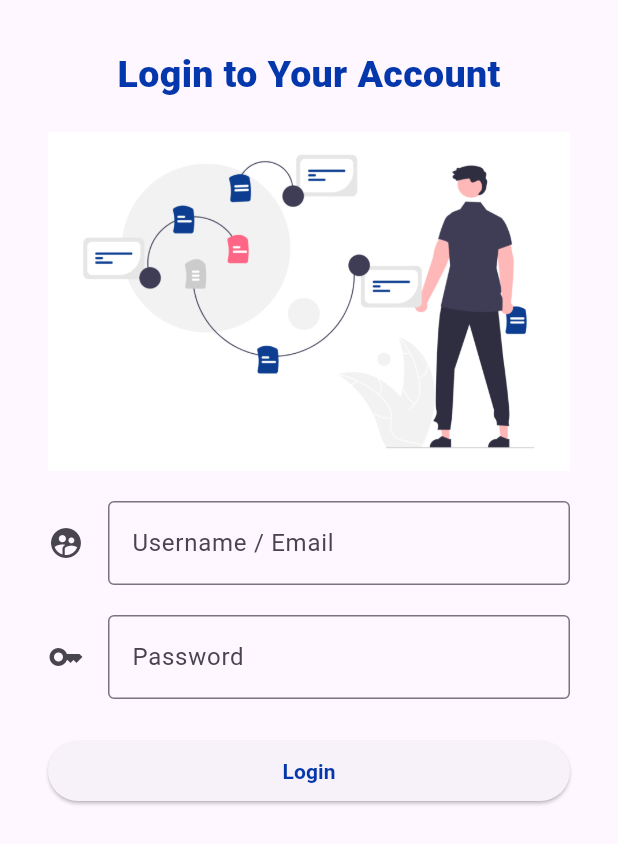
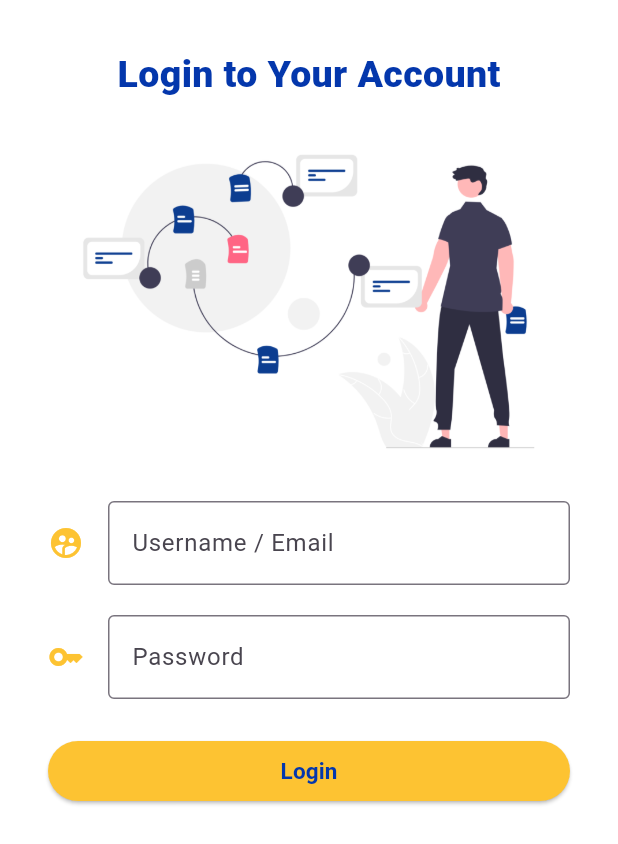
Before and after one commit to ukasyaaah/Flutter-Tiket-Wisata, a Flutter app: the screen it shows after launch, on a phone screen of 412 x 824 dp. Shown: the top 844 px of the screen. Run offline on Flutter 3.47's test engine with Material 3 defaults, Android fonts, the phone set to English and light mode, and no system bars.

Commit message:
Finished Login Form

```diff
--- a/lib/pages/login_form.dart
+++ b/lib/pages/login_form.dart
@@ -7,6 +7,7 @@ class LoginForm extends StatelessWidget {
   @override
   Widget build(BuildContext context) {
     return Scaffold(
+      backgroundColor: Colors.white,
       body: Padding(
         padding: EdgeInsets.all(20),
         child: Padding(
@@ -30,6 +31,7 @@ class LoginForm extends StatelessWidget {
               TextField(
                 decoration: InputDecoration(
                   icon: Icon(Icons.supervised_user_circle),
+                  iconColor: MyColors.ternary,
                   labelText: 'Username / Email',
                   border: OutlineInputBorder(),
                   focusedBorder: OutlineInputBorder(
@@ -42,6 +44,8 @@ class LoginForm extends StatelessWidget {
                 obscureText: true,
                 decoration: InputDecoration(
                   icon: Icon(Icons.key),
+                  iconColor: MyColors.ternary,
+
                   labelText: 'Password',
                   border: OutlineInputBorder(),
                   focusedBorder: OutlineInputBorder(
@@ -54,10 +58,15 @@ class LoginForm extends StatelessWidget {
                 onPressed: () {
                   Navigator.of(context).pushNamed('/mainpage');
                 },
+
+                style: ButtonStyle(
+                  backgroundColor: MaterialStateProperty.all(MyColors.ternary),
+                ),
                 child: Text(
                   'Login',
                   style: TextStyle(
                     fontWeight: FontWeight.bold,
+                    fontSize: 15,
                     color: MyColors.secondary,
                   ),
                 ),
--- a/lib/pages/splash_screen.dart
+++ b/lib/pages/splash_screen.dart
@@ -26,7 +26,18 @@ class _SplashScreenState extends State<SplashScreen> {
     return MaterialApp(
       home: Scaffold(
         backgroundColor: MyColors.background,
-        body: Center(child: Image.asset('assets/images/aliens.png')),
+        body: Center(
+          child: Column(
+            children: [
+              Image.asset('assets/images/aliens.png'),
+              // SizedBox(height: 1),
+              Text(
+                'Ticket Wisata App',
+                style: TextStyle(fontWeight: FontWeight.bold, fontSize: 30),
+              ),
+            ],
+          ),
+        ),
       ),
     );
   }
```
Also changed, not shown: assets/images/login.svg (added).
